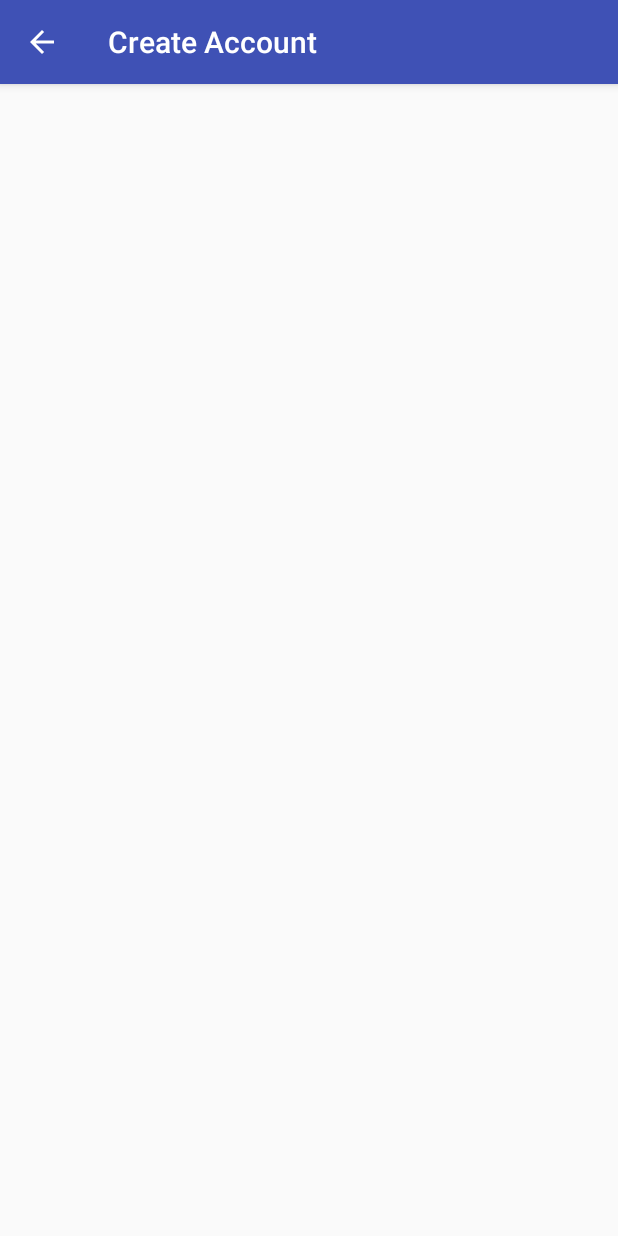
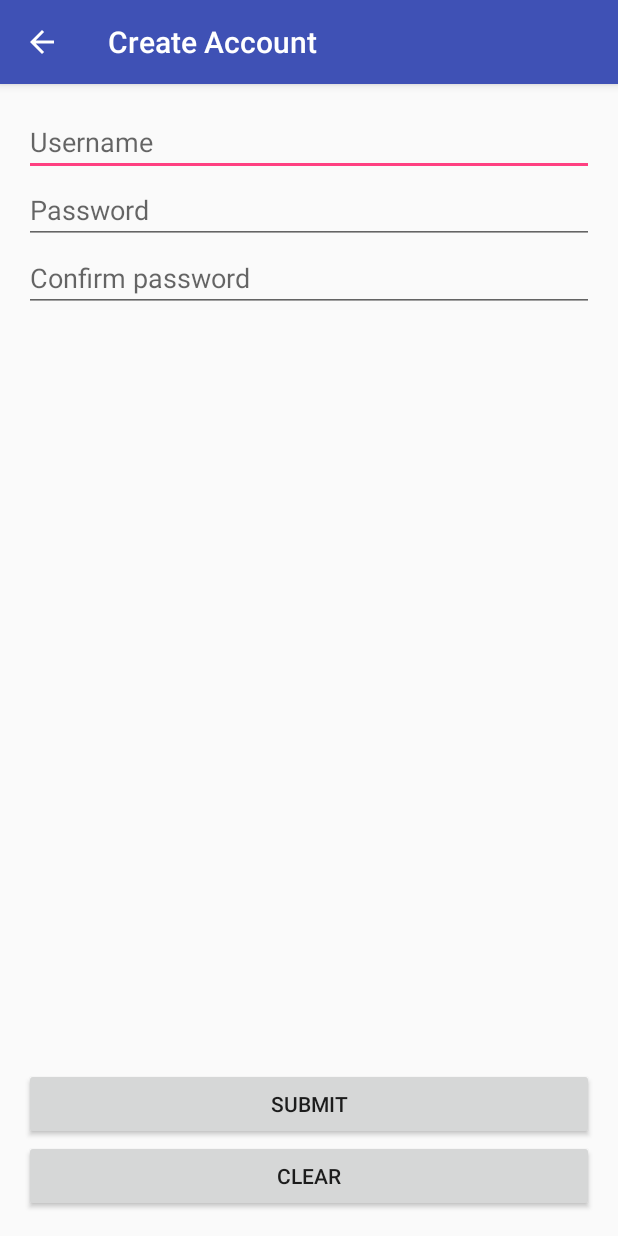
Before and after one commit to mqunell/Receipts, an Android app: the Create screen opened directly, with no data from a screen before it, on a phone screen of 412 x 824 dp. Run offline under Robolectric (Android 15) with nearby library versions, the phone set to English and light mode, and no system bars.

Commit message:
Set up basic layout for Create

```diff
--- a/app/src/main/res/layout/activity_create.xml
+++ b/app/src/main/res/layout/activity_create.xml
@@ -9,4 +9,35 @@
     android:paddingTop="@dimen/activity_vertical_margin"
     tools:context="com.mattqunell.receipts.Create">
 
+    <EditText android:id="@+id/create_edittext_username"
+        android:hint="@string/create_edittext_username"
+        android:layout_width="match_parent"
+        android:layout_height="wrap_content" />
+
+    <EditText android:id="@+id/create_edittext_passwordInput"
+        android:hint="@string/create_edittext_passwordInput"
+        android:inputType="textPassword"
+        android:layout_width="match_parent"
+        android:layout_height="wrap_content"
+        android:layout_below="@id/create_edittext_username" />
+
+    <EditText android:id="@+id/create_edittext_passwordConfirm"
+        android:hint="@string/create_edittext_passwordConfirm"
+        android:inputType="textPassword"
+        android:layout_width="match_parent"
+        android:layout_height="wrap_content"
+        android:layout_below="@id/create_edittext_passwordInput" />
+
+    <Button android:id="@+id/create_button_clear"
+        android:text="@string/create_button_clear"
+        android:layout_width="match_parent"
+        android:layout_height="wrap_content"
+        android:layout_alignParentBottom="true" />
+
+    <Button android:id="@+id/create_button_submit"
+        android:text="@string/create_button_submit"
+        android:layout_width="match_parent"
+        android:layout_height="wrap_content"
+        android:layout_above="@id/create_button_clear" />
+
 </RelativeLayout>
--- a/app/src/main/res/values/strings.xml
+++ b/app/src/main/res/values/strings.xml
@@ -9,5 +9,11 @@
     <string name="main_button_create">Create Account</string>
     <string name="main_button_login">Log In</string>
 
+    <!-- Create -->
+    <string name="create_edittext_username">Username</string>
+    <string name="create_edittext_passwordInput">Password</string>
+    <string name="create_edittext_passwordConfirm">Confirm password</string>
+    <string name="create_button_clear">Clear</string>
+    <string name="create_button_submit">Submit</string>
 
 </resources>
```
